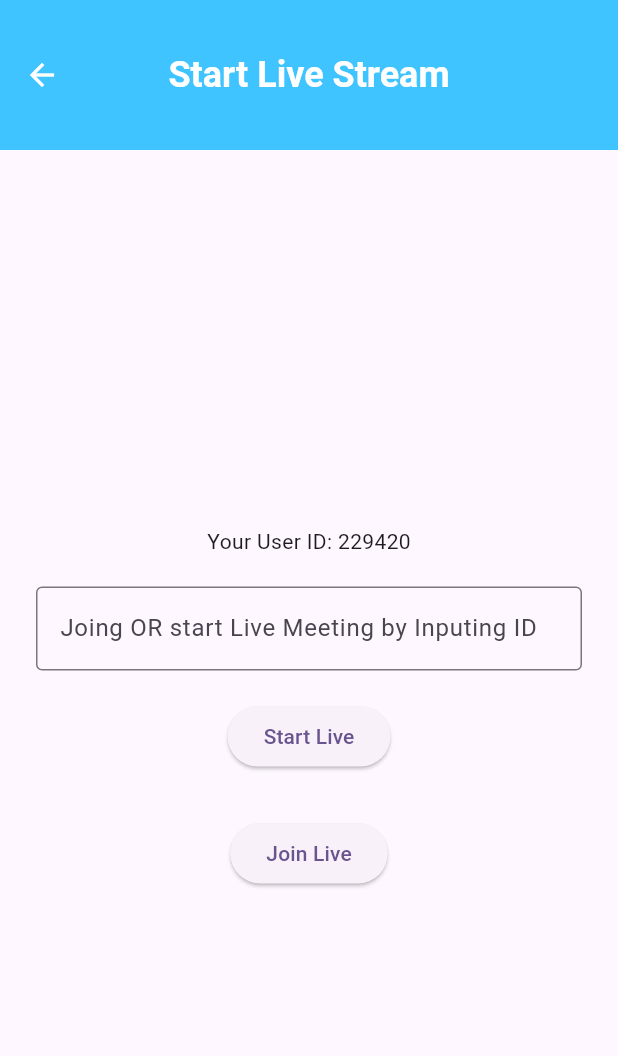
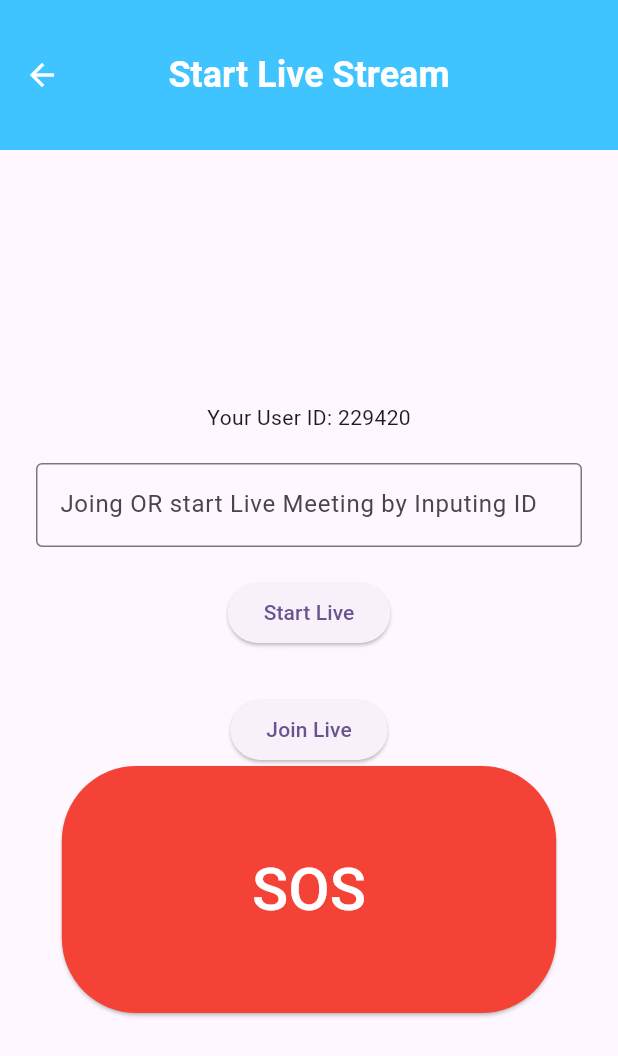
Before and after one commit to musondaAlexander/patienttracking, a Flutter app: the screen it shows once a user with an empty profile is signed in, in the side drawer, after a tap on "Go Live With Video", on a phone screen of 412 x 824 dp. Shown: the top 1056 px of the screen. Run offline on Flutter 3.47's test engine with Material 2 defaults, Android fonts, the phone set to English and light mode, and no system bars; our stand-ins replace cloud_firestore, firebase_auth, firebase_core, firebase_database, geocoding, geolocator and 6 more; missing offline and left inert: background_sms, flutter_session_manager, sliding_switch, zego_uikit_prebuilt_live_streaming; accounts and stored records are empty.

Commit message:
added Red SOS Button

```diff
--- a/lib/User/screens/LiveStream/sos.dart
+++ b/lib/User/screens/LiveStream/sos.dart
@@ -6,6 +6,7 @@ import 'package:flutter/material.dart';
 import 'package:geocoding/geocoding.dart';
 import 'package:geolocator/geolocator.dart';
 import 'package:get/get.dart';
+import 'package:patienttracking/Features/Police/police_dashboard.dart';
 import 'package:patienttracking/User/screens/LiveStream/live_sreem.dart';
 
 class SOS extends StatefulWidget {
@@ -101,6 +102,36 @@ class _SOSState extends State<SOS> {
                 },
                 child: const Text("Join Live"),
               ),
+              // ============================================================
+              // This is the SOS Button
+              // It uses the Cureent user ID as the roomId For the Live Stream
+              // ============================================================
+
+              SizedBox(
+                width: Get.width * 0.8,
+                height: Get.height * 0.2,
+                child: ElevatedButton(
+                  style: ElevatedButton.styleFrom(
+                    backgroundColor: Colors.red,
+                    shape: RoundedRectangleBorder(
+                      borderRadius: BorderRadius.circular(50),
+                    ),
+                  ),
+                  onPressed: () async {
+                    Get.to(
+                      () => LiveStreemVew(
+                          roomId: user!.uid.toString(),
+                          userId: userId,
+                          isHost: true),
+                    );
+                  },
+                  child: const Text("SOS",
+                      style: TextStyle(
+                        fontSize: 40,
+                        color: Colors.white,
+                      )),
+                ),
+              ),
             ],
           )),
     );
```
